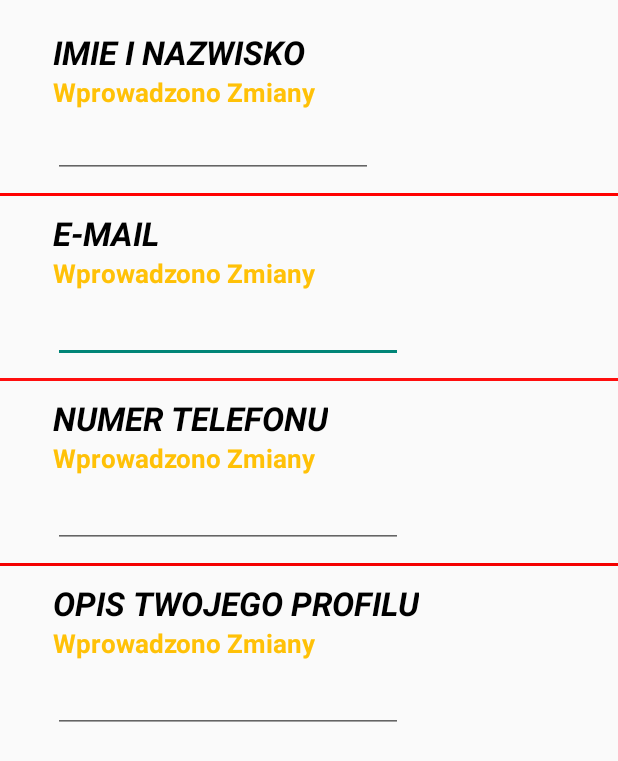
After one commit to mastep1/HoodWorks, an Android app: the EditProfil screen opened directly, with no data from a screen before it, on a phone screen of 412 x 824 dp. The commit adds this screen. Shown: the top 761 px of the screen. Run offline under Robolectric (Android 15) with nearby library versions, the phone set to English and light mode, and no system bars.

Commit message:
3:35 06.01.2020 r.

```diff
--- a/app/src/main/AndroidManifest.xml
+++ b/app/src/main/AndroidManifest.xml
@@ -17,7 +17,8 @@
         android:roundIcon="@mipmap/ic_launcher_round"
         android:supportsRtl="true"
         android:theme="@style/Theme.AppCompat.Light.NoActionBar">
-        <activity android:name=".Samouczek"></activity>
+        <activity android:name=".EditProfil"></activity>
+        <activity android:name=".Samouczek" />
         <activity android:name=".Profil" />
         <activity android:name=".Google_Sign_In" />
         <activity android:name=".DodajZlecenie" />
--- /dev/null
+++ b/app/src/main/java/com/example/neighborhoodwork/EditProfil.kt
@@ -0,0 +1,12 @@
+package com.example.neighborhoodwork
+
+import androidx.appcompat.app.AppCompatActivity
+import android.os.Bundle
+
+class EditProfil : AppCompatActivity() {
+
+    override fun onCreate(savedInstanceState: Bundle?) {
+        super.onCreate(savedInstanceState)
+        setContentView(R.layout.edit_profil)
+    }
+}
--- a/app/src/main/java/com/example/neighborhoodwork/Home.kt
+++ b/app/src/main/java/com/example/neighborhoodwork/Home.kt
@@ -2,6 +2,7 @@ package com.example.neighborhoodwork
 
 import android.app.Activity
 import android.content.Intent
+import android.view.View
 import android.content.pm.PackageManager
 import android.os.Bundle
 import android.text.AlteredCharSequence.make
@@ -25,6 +26,7 @@ import com.google.android.gms.maps.model.LatLng
 import com.google.android.gms.maps.model.Marker
 import com.google.android.gms.maps.model.MarkerOptions
 import com.google.android.material.navigation.NavigationView
+import com.google.android.material.snackbar.Snackbar
 import com.google.firebase.auth.FirebaseAuth
 import com.google.firebase.auth.FirebaseUser
 import com.google.firebase.database.*
@@ -60,11 +62,10 @@ class Home : AppCompatActivity(), OnMapReadyCallback, NavigationView.OnNavigatio
         )
 
         val currentUser = auth.currentUser
-        updateUI(currentUser)
+
 
         val map = supportFragmentManager.findFragmentById(R.id.mapView4) as SupportMapFragment
         map.getMapAsync(this)
-
 
         dateUser(currentUser)
 
@@ -127,7 +128,8 @@ class Home : AppCompatActivity(), OnMapReadyCallback, NavigationView.OnNavigatio
             {
                 user.email = currentUser.email.toString()
                 if(!currentUser.isEmailVerified){
-                    Toast.makeText(applicationContext, "Zweryfikuj swoje konto email ${currentUser.email}", Toast.LENGTH_LONG).show()
+                    Snackbar.make(constraint4, "Zweryfikuj swoje konto e-mail ${currentUser.email}", Snackbar.LENGTH_LONG)
+                        .setAction("Action", null).show()
                 }
             }
             if(currentUser.phoneNumber != null)
@@ -196,13 +198,7 @@ class Home : AppCompatActivity(), OnMapReadyCallback, NavigationView.OnNavigatio
         }
     }
 
-    fun updateUI(currentUser: FirebaseUser?) {
-        if (currentUser != null) {
-            if (!currentUser.isEmailVerified) {
-                Toast.makeText(applicationContext, "Zweryfikuj swojego e-maila", Toast.LENGTH_LONG).show()
-            }
-        }
-    }
+
 
     override fun onNavigationItemSelected(p0: MenuItem): Boolean {
         when (p0.itemId) {
--- a/app/src/main/java/com/example/neighborhoodwork/Profil.kt
+++ b/app/src/main/java/com/example/neighborhoodwork/Profil.kt
@@ -69,6 +69,11 @@ class Profil : AppCompatActivity(), NavigationView.OnNavigationItemSelectedListe
             overridePendingTransition(R.anim.slide_in_left, R.anim.slide_out_right)
         }
 
+        fab6.setOnClickListener {
+            val editProfil = Intent(applicationContext,  EditProfil::class.java)
+            startActivity(editProfil)
+        }
+
     }
 
 
--- /dev/null
+++ b/app/src/main/res/drawable/folating_button.xml
@@ -0,0 +1,5 @@
+<vector android:height="24dp" android:tint="#770A5C"
+    android:viewportHeight="24.0" android:viewportWidth="24.0"
+    android:width="24dp" xmlns:android="http://schemas.android.com/apk/res/android">
+    <path android:fillColor="#FF000000" android:pathData="M22.7,19l-9.1,-9.1c0.9,-2.3 0.4,-5 -1.5,-6.9 -2,-2 -5,-2.4 -7.4,-1.3L9,6 6,9 1.6,4.7C0.4,7.1 0.9,10.1 2.9,12.1c1.9,1.9 4.6,2.4 6.9,1.5l9.1,9.1c0.4,0.4 1,0.4 1.4,0l2.3,-2.3c0.5,-0.4 0.5,-1.1 0.1,-1.4z"/>
+</vector>
--- /dev/null
+++ b/app/src/main/res/layout/edit_profil.xml
@@ -0,0 +1,181 @@
+<?xml version="1.0" encoding="utf-8"?>
+<androidx.constraintlayout.widget.ConstraintLayout xmlns:android="http://schemas.android.com/apk/res/android"
+    xmlns:app="http://schemas.android.com/apk/res-auto"
+    xmlns:tools="http://schemas.android.com/tools"
+    android:id="@+id/l7Main"
+    android:layout_width="match_parent"
+    android:layout_height="match_parent"
+    tools:context=".EditProfil">
+
+    <EditText
+        android:id="@+id/Etx7Email"
+        android:layout_width="wrap_content"
+        android:layout_height="wrap_content"
+        android:layout_marginStart="35dp"
+        android:ems="10"
+        android:inputType="textEmailAddress"
+        android:textSize="20sp"
+        app:layout_constraintStart_toStartOf="parent"
+        app:layout_constraintTop_toBottomOf="@+id/tx7ZmianyEmail" />
+
+    <TextView
+        android:id="@+id/tx7Email"
+        android:layout_width="wrap_content"
+        android:layout_height="wrap_content"
+        android:layout_marginStart="35dp"
+        android:layout_marginTop="10dp"
+        android:text="E-mail"
+        android:textAllCaps="true"
+        android:textColor="#000000"
+        android:textSize="22sp"
+        android:textStyle="bold|italic"
+        app:layout_constraintStart_toStartOf="parent"
+        app:layout_constraintTop_toBottomOf="@+id/divider7_1" />
+
+    <TextView
+        android:id="@+id/tx7Imie"
+        android:layout_width="wrap_content"
+        android:layout_height="wrap_content"
+        android:layout_marginStart="35dp"
+        android:layout_marginTop="20dp"
+        android:text="Imie i Nazwisko"
+        android:textAllCaps="true"
+        android:textColor="#000000"
+        android:textSize="22sp"
+        android:textStyle="bold|italic"
+        app:layout_constraintStart_toStartOf="parent"
+        app:layout_constraintTop_toTopOf="parent" />
+
+    <EditText
+        android:id="@+id/Etx7Imie"
+        android:layout_width="wrap_content"
+        android:layout_height="wrap_content"
+        android:layout_marginStart="35dp"
+        android:ems="10"
+        android:inputType="textPersonName"
+        app:layout_constraintStart_toStartOf="parent"
+        app:layout_constraintTop_toBottomOf="@+id/tx7ZmianyImie" />
+
+    <View
+        android:id="@+id/divider7_1"
+        android:layout_width="match_parent"
+        android:layout_height="2dp"
+        android:layout_marginTop="10dp"
+        android:background="#FF0000"
+        app:layout_constraintTop_toBottomOf="@+id/Etx7Imie"
+        tools:layout_editor_absoluteX="1dp" />
+
+    <View
+        android:id="@+id/diver7_2"
+        android:layout_width="match_parent"
+        android:layout_height="2dp"
+        android:layout_marginTop="10dp"
+        android:background="#FF0E0E"
+        app:layout_constraintTop_toBottomOf="@+id/Etx7Email"
+        tools:layout_editor_absoluteX="1dp" />
+
+    <TextView
+        android:id="@+id/tx7Tel"
+        android:layout_width="wrap_content"
+        android:layout_height="wrap_content"
+        android:layout_marginStart="35dp"
+        android:layout_marginTop="10dp"
+        android:text="Numer telefonu"
+        android:textAllCaps="true"
+        android:textColor="#000000"
+        android:textSize="22sp"
+        android:textStyle="bold|italic"
+        app:layout_constraintStart_toStartOf="parent"
+        app:layout_constraintTop_toBottomOf="@+id/diver7_2" />
+
+    <EditText
+        android:id="@+id/Etx7Tel"
+        android:layout_width="wrap_content"
+        android:layout_height="wrap_content"
+        android:layout_marginStart="35dp"
+        android:ems="10"
+        android:inputType="phone"
+        android:textSize="20sp"
+        app:layout_constraintStart_toStartOf="parent"
+        app:layout_constraintTop_toBottomOf="@+id/tx7ZmianyTel" />
+
+    <View
+        android:id="@+id/divider7_3"
+        android:layout_width="match_parent"
+        android:layout_height="2dp"
+        android:layout_marginTop="10dp"
+        android:background="#F40000"
+        app:layout_constraintTop_toBottomOf="@+id/Etx7Tel"
+        tools:layout_editor_absoluteX="1dp" />
+
+    <TextView
+        android:id="@+id/tx7Opis"
+        android:layout_width="wrap_content"
+        android:layout_height="wrap_content"
+        android:layout_marginStart="35dp"
+        android:layout_marginTop="10dp"
+        android:text="Opis Twojego Profilu"
+        android:textAllCaps="true"
+        android:textColor="#000000"
+        android:textSize="22sp"
+        android:textStyle="bold|italic"
+        app:layout_constraintStart_toStartOf="parent"
+        app:layout_constraintTop_toBottomOf="@+id/divider7_3" />
+
+    <EditText
+        android:id="@+id/Etx7Opis"
+        android:layout_width="wrap_content"
+        android:layout_height="wrap_content"
+        android:layout_marginStart="35dp"
+        android:ems="10"
+        android:gravity="start|top"
+        android:inputType="textMultiLine"
+        android:textColor="#000000"
+        android:textSize="20sp"
+        app:layout_constraintStart_toStartOf="parent"
+        app:layout_constraintTop_toBottomOf="@+id/tx7ZmianyOpis" />
+
+    <TextView
+        android:id="@+id/tx7ZmianyImie"
+        android:layout_width="wrap_content"
+        android:layout_height="wrap_content"
+        android:text="Wprowadzono Zmiany"
+        android:textColor="#FFC107"
+        android:textSize="17sp"
+        android:textStyle="bold"
+        app:layout_constraintStart_toStartOf="@+id/tx7Imie"
+        app:layout_constraintTop_toBottomOf="@+id/tx7Imie" />
+
+    <TextView
+        android:id="@+id/tx7ZmianyEmail"
+        android:layout_width="wrap_content"
+        android:layout_height="wrap_content"
+        android:text="Wprowadzono Zmiany"
+        android:textColor="#FFC107"
+        android:textSize="17sp"
+        android:textStyle="bold"
+        app:layout_constraintStart_toStartOf="@+id/tx7Email"
+        app:layout_constraintTop_toBottomOf="@+id/tx7Email" />
+
+    <TextView
+        android:id="@+id/tx7ZmianyTel"
+        android:layout_width="wrap_content"
+        android:layout_height="wrap_content"
+        android:text="Wprowadzono Zmiany"
+        android:textColor="#FFC107"
+        android:textSize="17sp"
+        android:textStyle="bold"
+        app:layout_constraintStart_toStartOf="@+id/tx7Tel"
+        app:layout_constraintTop_toBottomOf="@+id/tx7Tel" />
+
+    <TextView
+        android:id="@+id/tx7ZmianyOpis"
+        android:layout_width="wrap_content"
+        android:layout_height="wrap_content"
+        android:text="Wprowadzono Zmiany"
+        android:textColor="#FFC107"
+        android:textSize="17sp"
+        android:textStyle="bold"
+        app:layout_constraintStart_toStartOf="@+id/tx7Opis"
+        app:layout_constraintTop_toBottomOf="@+id/tx7Opis" />
+</androidx.constraintlayout.widget.ConstraintLayout>
--- a/app/src/main/res/layout/profil.xml
+++ b/app/src/main/res/layout/profil.xml
@@ -53,14 +53,27 @@
                 app:srcCompat="@drawable/filter" />
 
 
+            <com.google.android.material.floatingactionbutton.FloatingActionButton
+                android:id="@+id/fab6"
+                android:layout_width="wrap_content"
+                android:layout_height="wrap_content"
+                android:layout_marginEnd="15dp"
+                android:clickable="true"
+                android:tint="#FF9800"
+                app:layout_constraintBottom_toBottomOf="parent"
+                app:layout_constraintEnd_toEndOf="@+id/ScrolView6"
+                app:layout_constraintTop_toBottomOf="@+id/img6filter"
+                app:srcCompat="@drawable/folating_button" />
+
             <ScrollView
                 android:id="@+id/ScrolView6"
                 android:layout_width="match_parent"
                 android:layout_height="0dp"
                 android:layout_marginTop="20dp"
+                android:layout_marginEnd="-1dp"
                 app:layout_constraintBottom_toTopOf="@+id/l6ButtomMenu"
-                app:layout_constraintTop_toBottomOf="@+id/tx6MainNapis"
-                tools:layout_editor_absoluteX="50dp">
+                app:layout_constraintEnd_toEndOf="parent"
+                app:layout_constraintTop_toBottomOf="@+id/tx6MainNapis">
 
                 <androidx.constraintlayout.widget.ConstraintLayout
                     android:layout_width="match_parent"
```
